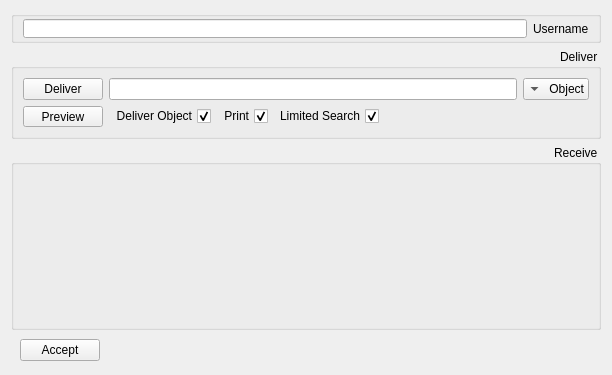
The window that Client/reghaabat/formoperator.ui (nournia/ketabkhaane) describes before a commit, drawn with Qt 5.
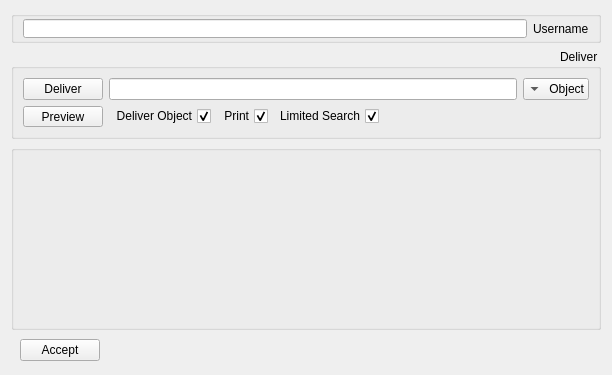
The same window after the commit. Icons and pictures are not drawn. Custom widgets are drawn as their Qt base class.

Patch:
```diff
--- a/Client/reghaabat/formoperator.ui
+++ b/Client/reghaabat/formoperator.ui
@@ -214,7 +214,7 @@
       <item>
        <widget class="QGroupBox" name="gObjects">
         <property name="title">
-         <string>Receive</string>
+         <string/>
         </property>
         <property name="flat">
          <bool>true</bool>
```
